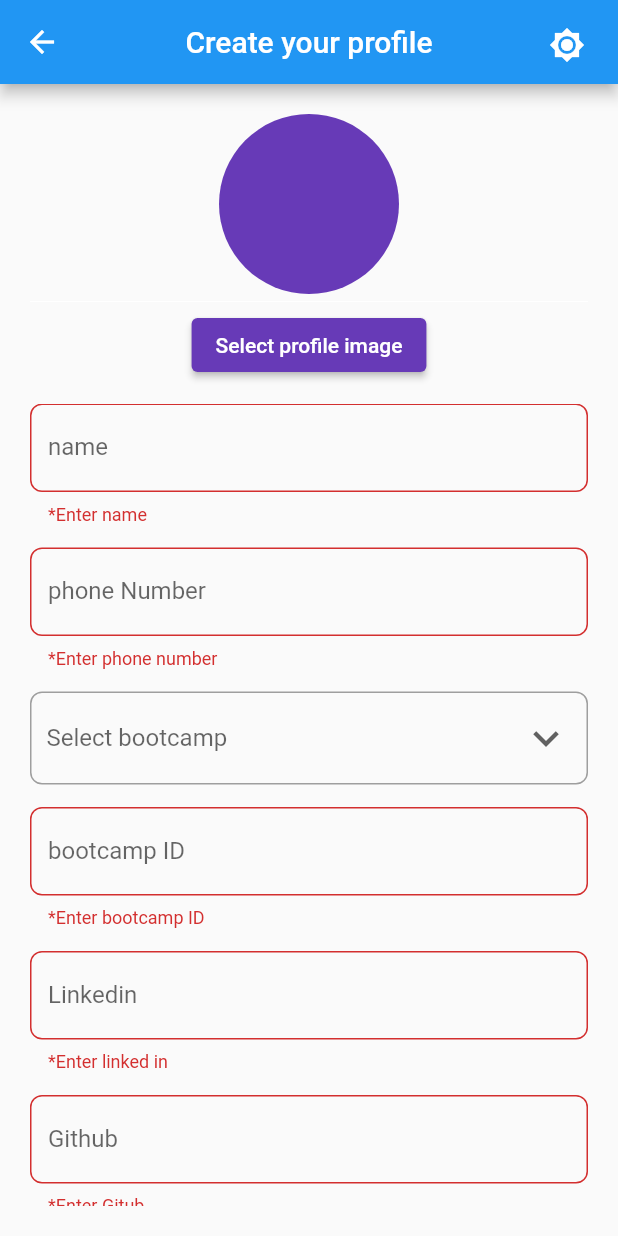
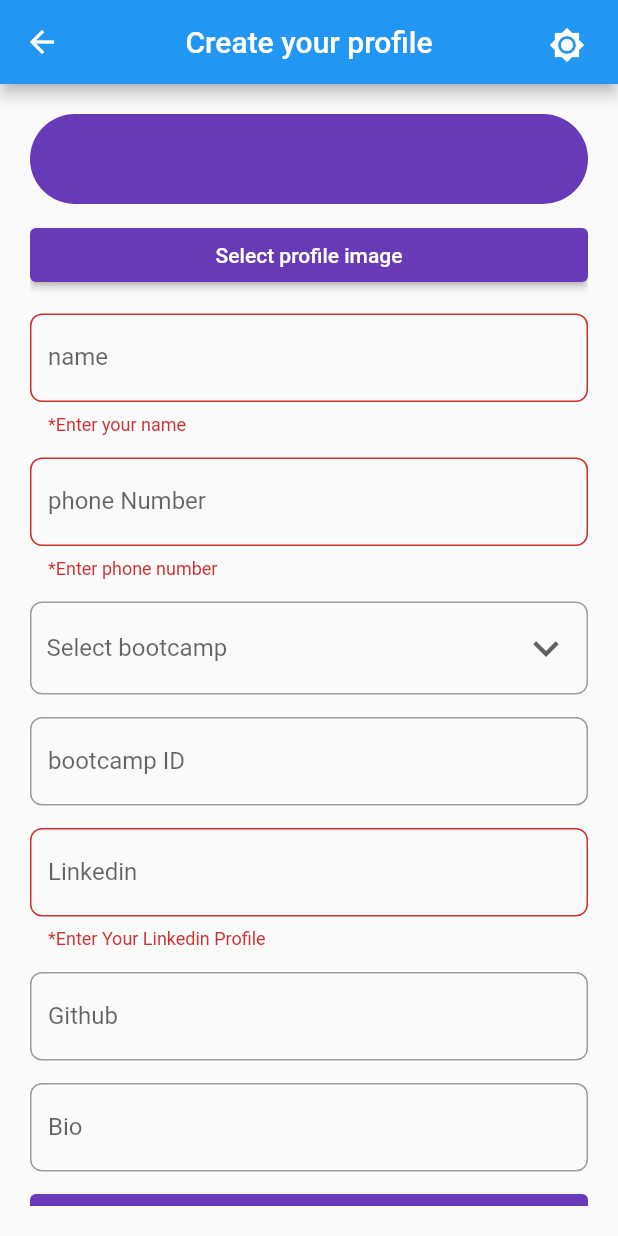
Before and after one commit to hooshyar/wecode_21_22_3_2, a Flutter app: the CreateProfileScreen screen opened directly, after a tap on "Create it!", on a phone screen of 412 x 824 dp. Run offline on Flutter 3.47's test engine with Material 2 defaults, Android fonts, the phone set to English and light mode, and no system bars; our stand-ins replace cached_network_image, cloud_firestore, firebase_auth, firebase_core, firebase_messaging, firebase_storage and 12 more; missing offline and left inert: sqlbrite; accounts and stored records are empty.

Commit message:
fixed some bugs

```diff
--- a/lib/src/app.dart
+++ b/lib/src/app.dart
@@ -3,11 +3,9 @@ import 'package:google_fonts/google_fonts.dart';
 import 'package:provider/provider.dart';
 import 'package:wecode_2021/src/data_models/general_user.dart';
 import 'package:wecode_2021/src/home_screen/home_screen_view.dart';
-import 'package:wecode_2021/src/jobs_screen/add_new_job_screen.dart';
-import 'package:wecode_2021/src/jobs_screen/jobs_board_screen.dart';
-import 'package:wecode_2021/src/jobs_screen/list_of_jobs_screen.dart';
+
 import 'package:wecode_2021/src/login_screen/login_screen_view.dart';
-import 'package:wecode_2021/src/notifications_test/Notification_test.dart';
+
 import 'package:wecode_2021/src/privacy_policy/privacy_policy_screen.dart';
 import 'package:wecode_2021/src/profile_screens/create_profile_screen.dart';
 import 'package:wecode_2021/src/registeration_screen/register_screen.dart';
--- a/lib/src/profile_screens/create_profile_screen.dart
+++ b/lib/src/profile_screens/create_profile_screen.dart
@@ -42,7 +42,7 @@ class _CreateProfileScreenState extends State<CreateProfileScreen> {
   final TextEditingController _githubController = TextEditingController();
   final _bioController = TextEditingController();
 
-  final List<String> bootcamps = ['Flutter', 'React', 'UX/UI', 'Netwotk'];
+  final List<String> bootcamps = ['Flutter', 'React', 'UX/UI'];
   String? selectedBootcamp;
 
   //todo we want to save the email address and the UID as well
@@ -58,13 +58,18 @@ class _CreateProfileScreenState extends State<CreateProfileScreen> {
           actions: <Widget>[
             Padding(
               padding: const EdgeInsets.all(10.0),
-           child: IconButton(onPressed: () {
+              child: IconButton(
+                onPressed: () {
                   Get.isDarkMode
-             ? Get.changeTheme(ThemeData.light()) : Get.changeTheme(ThemeData.dark());
-           }, icon: Icon(Get.isDarkMode? Icons.mode_night: Icons.brightness_7), color: Colors.white,),
+                      ? Get.changeTheme(ThemeData.light())
+                      : Get.changeTheme(ThemeData.dark());
+                },
+                icon: Icon(
+                    Get.isDarkMode ? Icons.mode_night : Icons.brightness_7),
+                color: Colors.white,
               ),
-         ]
             ),
+          ]),
       body: _isLoading == true
           ? Center(child: CircularProgressIndicator())
           : Container(
@@ -72,17 +77,23 @@ class _CreateProfileScreenState extends State<CreateProfileScreen> {
               margin: EdgeInsets.all(20),
               child: Column(
                 children: [
+                  Expanded(
+                    child: Form(
+                        key: _formGlobalKey,
+                        child: ListView(
+                          children: [
                             _selectedProfileImg == null
                                 ? Container(
-                          height: 120,
+                                    height: 60,
                                     width: 120,
                                     decoration: BoxDecoration(
                                       color: Colors.deepPurple,
-                            borderRadius: BorderRadius.all(Radius.circular(70)),
+                                      borderRadius:
+                                          BorderRadius.all(Radius.circular(70)),
                                     ),
                                   )
                                 : Container(
-                          height: 120,
+                                    height: 60,
                                     width: 120,
                                     decoration: BoxDecoration(
                                       color: _selectedProfileImg == null
@@ -105,8 +116,8 @@ class _CreateProfileScreenState extends State<CreateProfileScreen> {
                                 ),
                                 onPressed: () async {
                                   // add image picker package
-                        _selectedProfileImg = await _imagePicker.pickImage(
-                            source: ImageSource.gallery);
+                                  _selectedProfileImg = await _imagePicker
+                                      .pickImage(source: ImageSource.gallery);
 
                                   // debugPrint("===========>>>" + _selectedProfileImg!.path);
                                   setState(() {});
@@ -116,11 +127,7 @@ class _CreateProfileScreenState extends State<CreateProfileScreen> {
                             const SizedBox(
                               height: 15,
                             ),
-                  Expanded(
-                    child: Form(
-                        key: _formGlobalKey,
-                        child: ListView(
-                          children: [
+
                             TextFormField(
                               controller: _nameController,
                               decoration:
@@ -128,7 +135,7 @@ class _CreateProfileScreenState extends State<CreateProfileScreen> {
                               validator: (enteredName) {
                                 if (enteredName == null ||
                                     enteredName.isEmpty) {
-                                  return "*Enter name";
+                                  return "*Enter your name";
                                 } else if (enteredName.length < 4) {
                                   return '*Name should be at least 4 characters';
                                 }
@@ -155,7 +162,8 @@ class _CreateProfileScreenState extends State<CreateProfileScreen> {
                             ),
                             // drop down for bootcamp name
                             Container(
-                              padding: const EdgeInsets.symmetric(vertical: 6, horizontal: 10),
+                              padding: const EdgeInsets.symmetric(
+                                  vertical: 6, horizontal: 10),
                               decoration: BoxDecoration(
                                 border: Border.all(color: Colors.grey),
                                 borderRadius: BorderRadius.circular(8),
@@ -199,12 +207,7 @@ class _CreateProfileScreenState extends State<CreateProfileScreen> {
                               controller: _bootCampIdController,
                               decoration: generalInputDecoration(
                                   labelText: 'bootcamp ID'),
-                              validator: (bootCampId) {
-                                if (bootCampId == null || bootCampId.isEmpty) {
-                                  return '*Enter bootcamp ID';
-                                }
-                                return null;
-                              },
+                              validator: null,
                             ),
                             const SizedBox(
                               height: 15,
@@ -216,7 +219,7 @@ class _CreateProfileScreenState extends State<CreateProfileScreen> {
                               validator: (linkedInText) {
                                 if (linkedInText == null ||
                                     linkedInText.isEmpty) {
-                                  return "*Enter linked in";
+                                  return "*Enter Your Linkedin Profile";
                                 }
                                 return null;
                               },
@@ -228,12 +231,7 @@ class _CreateProfileScreenState extends State<CreateProfileScreen> {
                               controller: _githubController,
                               decoration:
                                   generalInputDecoration(labelText: 'Github'),
-                              validator: (githubText) {
-                                if (githubText == null || githubText.isEmpty) {
-                                  return '*Enter Gitub';
-                                }
-                                return null;
-                              },
+                              validator: null,
                             ),
                             const SizedBox(
                               height: 15,
@@ -242,14 +240,7 @@ class _CreateProfileScreenState extends State<CreateProfileScreen> {
                               controller: _bioController,
                               decoration:
                                   generalInputDecoration(labelText: 'Bio'),
-                              validator: (bioText) {
-                                if (bioText == null || bioText.isEmpty) {
-                                  return '*Enter your bio';
-                                } else if(bioText.length < 6) {
-                                  return 'Bio must be 6 or more characters long';
-                                }
-                                return null;
-                              },
+                              validator: null,
                             ),
                             const SizedBox(
                               height: 15,
```
Lines whose indentation alone changed are shown as unchanged.
